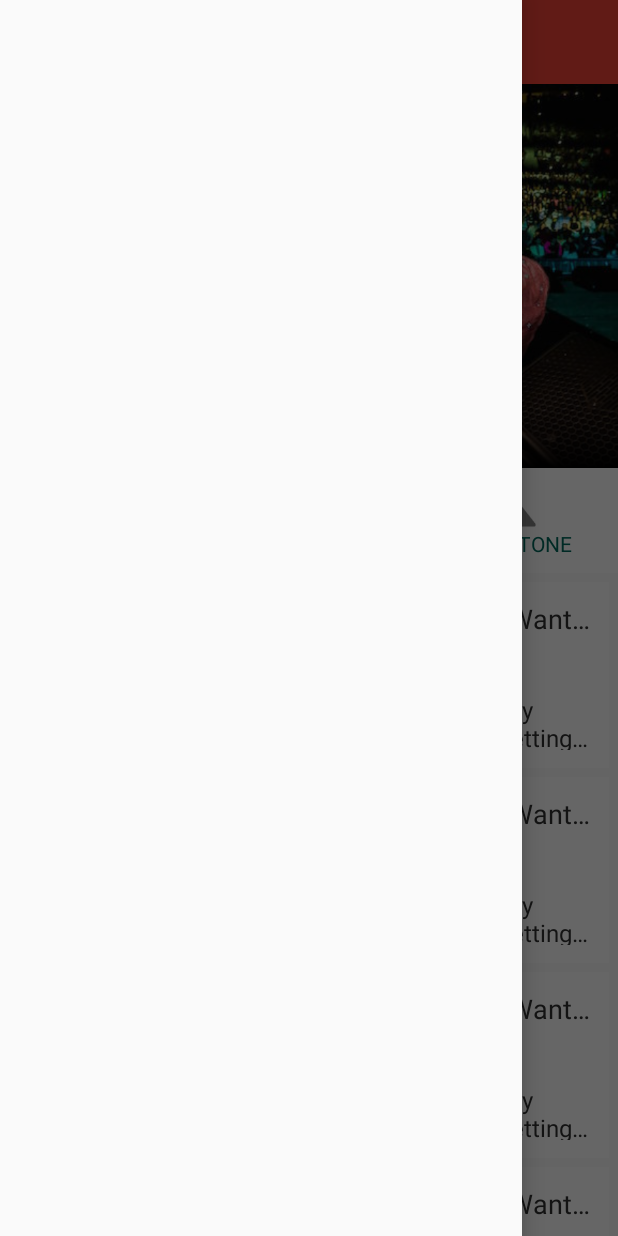
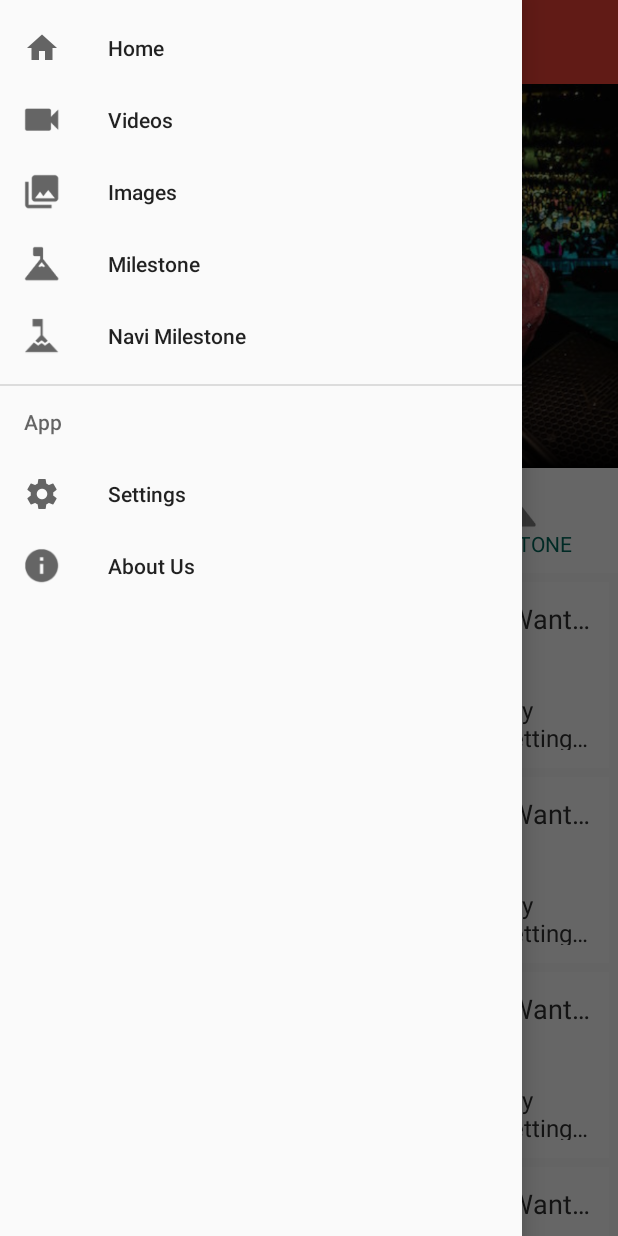
Before and after one commit to vishnubenny/UiDesign, an Android app: the screen it shows after launch (HomeActivity), with the side drawer open, on a phone screen of 412 x 824 dp. Run offline under Robolectric (Android 15) with nearby library versions, the phone set to English and light mode, and no system bars; libraries missing offline, so code that uses them is left out: me.relex.circleindicator; 2 statements that could not run were skipped.

Commit message:
Added Navigation menu

```diff
--- a/app/src/main/java/lv/com/home/view/home/HomeActivity.java
+++ b/app/src/main/java/lv/com/home/view/home/HomeActivity.java
@@ -44,7 +44,6 @@ public class HomeActivity extends AppCompatActivity {
         };
         mDrawerLayout.addDrawerListener(actionBarDrawerToggle);
         actionBarDrawerToggle.syncState();
-
     }
 
     private void cacheWidget() {
--- a/app/src/main/res/layout/activity_home.xml
+++ b/app/src/main/res/layout/activity_home.xml
@@ -34,5 +34,6 @@
         android:id="@+id/navigation_drawer"
         android:layout_width="match_parent"
         android:layout_height="match_parent"
-        android:layout_gravity="start" />
+        android:layout_gravity="start"
+        app:menu="@menu/activity_main_drawer"/>
 </android.support.v4.widget.DrawerLayout>
--- /dev/null
+++ b/app/src/main/res/menu/activity_main_drawer.xml
@@ -0,0 +1,42 @@
+<?xml version="1.0" encoding="utf-8"?>
+<menu xmlns:android="http://schemas.android.com/apk/res/android">
+
+    <group android:checkableBehavior="single">
+        <item
+            android:id="@+id/nav_home"
+            android:icon="@drawable/ic_home_black_24dp"
+            android:title="@string/nav_home" />
+        <item
+            android:id="@+id/nav_videos"
+            android:icon="@drawable/video"
+            android:title="@string/nav_videos" />
+        <item
+            android:id="@+id/nav_images"
+            android:icon="@drawable/image"
+            android:title="@string/nav_images" />
+
+        <item
+            android:id="@+id/nav_milestone"
+            android:icon="@drawable/milestone"
+            android:title="@string/nav_milestone" />
+
+        <item
+            android:id="@+id/nav_navi_milestone"
+            android:icon="@drawable/navi_milestone"
+            android:title="@string/nav_navi_milestone" />
+    </group>
+
+    <item android:title="App">
+        <menu>
+            <item
+                android:icon="@drawable/ic_settings_black_24dp"
+                android:id="@+id/nav_settings"
+                android:title="@string/nav_settings" />
+            <item
+                android:id="@+id/nav_about_us"
+                android:icon="@drawable/about_us"
+                android:title="@string/nav_about_us" />
+        </menu>
+    </item>
+
+</menu>
--- a/app/src/main/res/values/strings.xml
+++ b/app/src/main/res/values/strings.xml
@@ -5,4 +5,11 @@
     <string name="drawer_close">close_drawer</string>
     <string name="string_lorem_ipsum">Lorem Ipsum is simply dummy text of the printing and typesetting industry. Lorem Ipsum has been the industry\'s standard dummy text ever since the 1500s, when an unknown printer took a galley of type and scrambled it to make a type specimen book. It has survived not only five centuries, but also the leap into electronic typesetting, remaining essentially unchanged. It was popularised in the 1960s with the release of Letraset sheets containing Lorem Ipsum passages, and more recently with desktop publishing software like Aldus PageMaker including versions of Lorem Ipsum.</string>
     <string name="string_image_url">https://secure.static.tumblr.com/464daf8b594bb26c660c51e8facc46b8/wbbsuxy/oaiogxvas/tumblr_static_tumblr_static_4cw2v2ary8kko8808o4k4skgc_640.jpg</string>
+    <string name="nav_home">Home</string>
+    <string name="nav_videos">Videos</string>
+    <string name="nav_images">Images</string>
+    <string name="nav_milestone">Milestone</string>
+    <string name="nav_navi_milestone">Navi Milestone</string>
+    <string name="nav_about_us">About Us</string>
+    <string name="nav_settings">Settings</string>
 </resources>
```
Also changed, not shown: app/src/main/res/drawable-hdpi/ic_home_black_24dp.png (added), app/src/main/res/drawable-hdpi/ic_settings_black_24dp.png (added), app/src/main/res/drawable-mdpi/ic_home_black_24dp.png (added), app/src/main/res/drawable-mdpi/ic_settings_black_24dp.png (added), app/src/main/res/drawable-xhdpi/ic_home_black_24dp.png (added), app/src/main/res/drawable-xhdpi/ic_settings_black_24dp.png (added), app/src/main/res/drawable-xxhdpi/ic_home_black_24dp.png (added), app/src/main/res/drawable-xxhdpi/ic_settings_black_24dp.png (added), app/src/main/res/drawable-xxxhdpi/ic_home_black_24dp.png (added), app/src/main/res/drawable-xxxhdpi/ic_settings_black_24dp.png (added).
